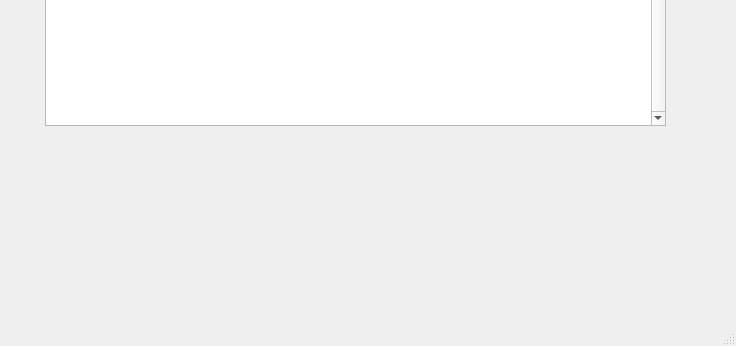
Qt form interface.ui (KejLater/lab_stand) before a commit; both pictures show x 310 to 1046 and y 285 to 631 of the 1046 by 631 pixel window.
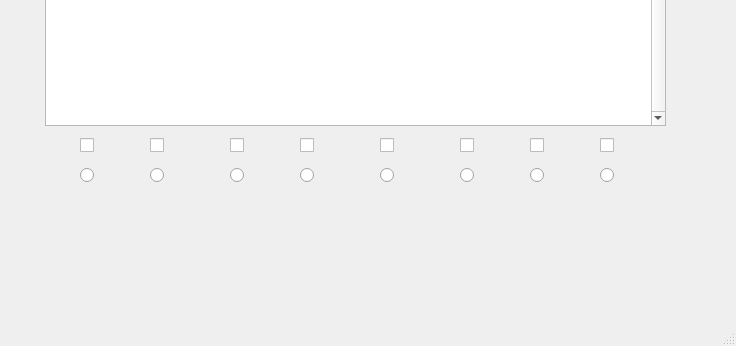
The same form after that commit.

Commit message: Basic graphs work

```diff
--- a/interface.ui
+++ b/interface.ui
@@ -1022,6 +1022,214 @@
      </property>
     </column>
    </widget>
+   <widget class="QCheckBox" name="V1_y">
+    <property name="geometry">
+     <rect>
+      <x>390</x>
+      <y>420</y>
+      <width>21</width>
+      <height>21</height>
+     </rect>
+    </property>
+    <property name="text">
+     <string/>
+    </property>
+   </widget>
+   <widget class="QCheckBox" name="V2_y">
+    <property name="geometry">
+     <rect>
+      <x>460</x>
+      <y>420</y>
+      <width>21</width>
+      <height>21</height>
+     </rect>
+    </property>
+    <property name="text">
+     <string/>
+    </property>
+   </widget>
+   <widget class="QCheckBox" name="V3_y">
+    <property name="geometry">
+     <rect>
+      <x>540</x>
+      <y>420</y>
+      <width>21</width>
+      <height>21</height>
+     </rect>
+    </property>
+    <property name="text">
+     <string/>
+    </property>
+   </widget>
+   <widget class="QCheckBox" name="V4_y">
+    <property name="geometry">
+     <rect>
+      <x>610</x>
+      <y>420</y>
+      <width>21</width>
+      <height>21</height>
+     </rect>
+    </property>
+    <property name="text">
+     <string/>
+    </property>
+   </widget>
+   <widget class="QCheckBox" name="I1_y">
+    <property name="geometry">
+     <rect>
+      <x>690</x>
+      <y>420</y>
+      <width>21</width>
+      <height>21</height>
+     </rect>
+    </property>
+    <property name="text">
+     <string/>
+    </property>
+   </widget>
+   <widget class="QCheckBox" name="I2_y">
+    <property name="geometry">
+     <rect>
+      <x>770</x>
+      <y>420</y>
+      <width>21</width>
+      <height>21</height>
+     </rect>
+    </property>
+    <property name="text">
+     <string/>
+    </property>
+   </widget>
+   <widget class="QCheckBox" name="I3_y">
+    <property name="geometry">
+     <rect>
+      <x>840</x>
+      <y>420</y>
+      <width>21</width>
+      <height>21</height>
+     </rect>
+    </property>
+    <property name="text">
+     <string/>
+    </property>
+   </widget>
+   <widget class="QCheckBox" name="I4_y">
+    <property name="geometry">
+     <rect>
+      <x>910</x>
+      <y>420</y>
+      <width>21</width>
+      <height>21</height>
+     </rect>
+    </property>
+    <property name="text">
+     <string/>
+    </property>
+   </widget>
+   <widget class="QRadioButton" name="V1_x">
+    <property name="geometry">
+     <rect>
+      <x>390</x>
+      <y>450</y>
+      <width>16</width>
+      <height>20</height>
+     </rect>
+    </property>
+    <property name="text">
+     <string/>
+    </property>
+   </widget>
+   <widget class="QRadioButton" name="V2_x">
+    <property name="geometry">
+     <rect>
+      <x>460</x>
+      <y>450</y>
+      <width>16</width>
+      <height>20</height>
+     </rect>
+    </property>
+    <property name="text">
+     <string/>
+    </property>
+   </widget>
+   <widget class="QRadioButton" name="V3_x">
+    <property name="geometry">
+     <rect>
+      <x>540</x>
+      <y>450</y>
+      <width>16</width>
+      <height>20</height>
+     </rect>
+    </property>
+    <property name="text">
+     <string/>
+    </property>
+   </widget>
+   <widget class="QRadioButton" name="V4_x">
+    <property name="geometry">
+     <rect>
+      <x>610</x>
+      <y>450</y>
+      <width>16</width>
+      <height>20</height>
+     </rect>
+    </property>
+    <property name="text">
+     <string/>
+    </property>
+   </widget>
+   <widget class="QRadioButton" name="I1_x">
+    <property name="geometry">
+     <rect>
+      <x>690</x>
+      <y>450</y>
+      <width>16</width>
+      <height>20</height>
+     </rect>
+    </property>
+    <property name="text">
+     <string/>
+    </property>
+   </widget>
+   <widget class="QRadioButton" name="I2_x">
+    <property name="geometry">
+     <rect>
+      <x>770</x>
+      <y>450</y>
+      <width>16</width>
+      <height>20</height>
+     </rect>
+    </property>
+    <property name="text">
+     <string/>
+    </property>
+   </widget>
+   <widget class="QRadioButton" name="I3_x">
+    <property name="geometry">
+     <rect>
+      <x>840</x>
+      <y>450</y>
+      <width>16</width>
+      <height>20</height>
+     </rect>
+    </property>
+    <property name="text">
+     <string/>
+    </property>
+   </widget>
+   <widget class="QRadioButton" name="I4_x">
+    <property name="geometry">
+     <rect>
+      <x>910</x>
+      <y>450</y>
+      <width>16</width>
+      <height>20</height>
+     </rect>
+    </property>
+    <property name="text">
+     <string/>
+    </property>
+   </widget>
   </widget>
   <widget class="QMenuBar" name="menubar">
    <property name="geometry">
```
The commit also changes 1 other file.
